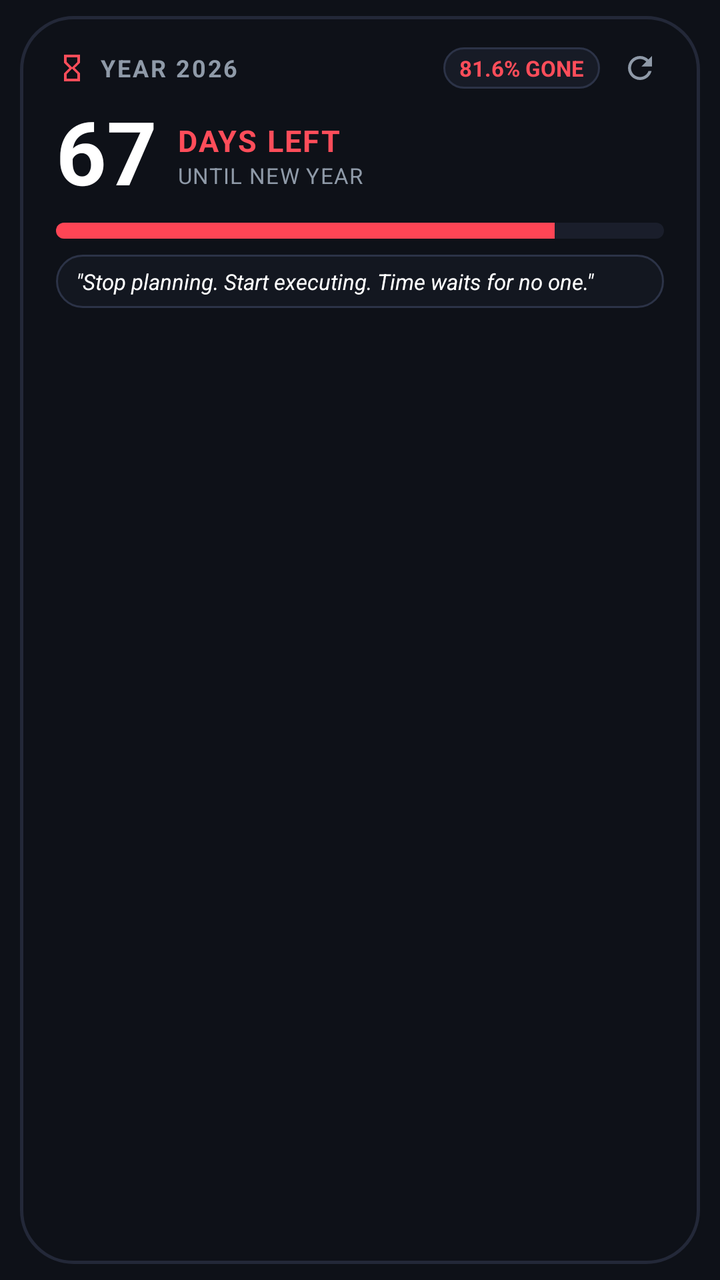
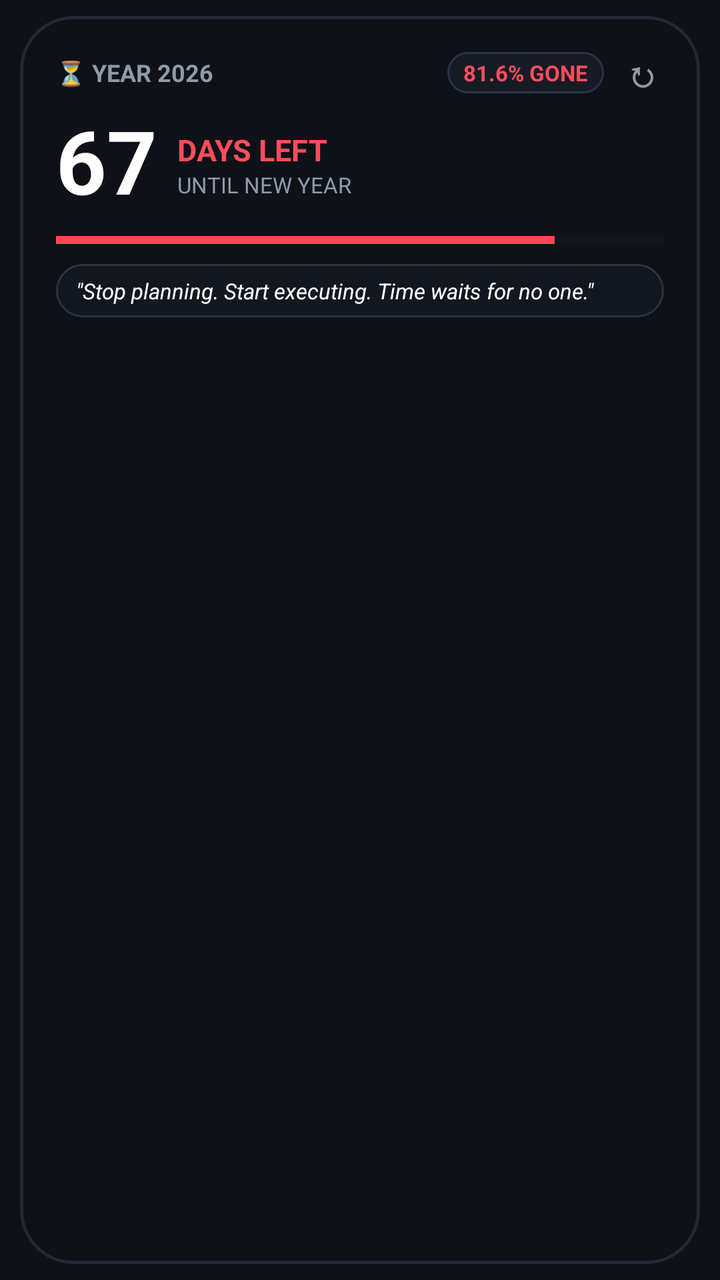

Screens rendered from an Android XML layout before and after an edit, with the pre-edit source and the edit as a unified diff.
<!-- AndroidManifest.xml: application theme Theme.DaysLeftWidget -->
<!-- res/layout/widget_days_left.xml -->
<?xml version="1.0" encoding="utf-8"?>
<FrameLayout xmlns:android="http://schemas.android.com/apk/res/android"
    android:id="@+id/widget_root"
    android:layout_width="match_parent"
    android:layout_height="match_parent"
    android:paddingStart="10dp"
    android:paddingEnd="10dp"
    android:paddingTop="8dp"
    android:paddingBottom="8dp">

    
    <LinearLayout
        android:id="@+id/widget_card"
        android:layout_width="match_parent"
        android:layout_height="match_parent"
        android:background="@drawable/widget_card_bg"
        android:orientation="vertical"
        android:paddingStart="18dp"
        android:paddingEnd="18dp"
        android:paddingTop="14dp"
        android:paddingBottom="14dp">

        
        <LinearLayout
            android:layout_width="match_parent"
            android:layout_height="wrap_content"
            android:gravity="center_vertical"
            android:orientation="horizontal">

            <ImageView
                android:layout_width="16dp"
                android:layout_height="16dp"
                android:src="@drawable/ic_hourglass"
                android:contentDescription="Hourglass" />

            <TextView
                android:id="@+id/tv_year_label"
                android:layout_width="wrap_content"
                android:layout_height="wrap_content"
                android:layout_marginStart="6dp"
                android:text="YEAR 2026"
                android:textColor="@color/text_muted"
                android:textSize="12sp"
                android:textStyle="bold"
                android:letterSpacing="0.08" />

            
            <View
                android:layout_width="0dp"
                android:layout_height="1dp"
                android:layout_weight="1" />

            
            <TextView
                android:id="@+id/tv_percent_badge"
                android:layout_width="wrap_content"
                android:layout_height="wrap_content"
                android:background="@drawable/pill_badge_bg"
                android:paddingStart="8dp"
                android:paddingEnd="8dp"
                android:paddingTop="3dp"
                android:paddingBottom="3dp"
                android:text="81.6% GONE"
                android:textColor="@color/text_accent_alert"
                android:textSize="11sp"
                android:textStyle="bold" />

            <ImageView
                android:id="@+id/btn_refresh"
                android:layout_width="24dp"
                android:layout_height="24dp"
                android:layout_marginStart="8dp"
                android:padding="3dp"
                android:src="@drawable/ic_refresh"
                android:contentDescription="Refresh Quote" />
        </LinearLayout>

        
        <LinearLayout
            android:layout_width="match_parent"
            android:layout_height="wrap_content"
            android:layout_marginTop="6dp"
            android:gravity="center_vertical"
            android:orientation="horizontal">

            <TextView
                android:id="@+id/tv_days_number"
                android:layout_width="wrap_content"
                android:layout_height="wrap_content"
                android:text="67"
                android:textColor="@color/text_title"
                android:textSize="44sp"
                android:textStyle="bold"
                android:includeFontPadding="false" />

            <LinearLayout
                android:layout_width="wrap_content"
                android:layout_height="wrap_content"
                android:layout_marginStart="10dp"
                android:orientation="vertical">

                <TextView
                    android:layout_width="wrap_content"
                    android:layout_height="wrap_content"
                    android:text="DAYS LEFT"
                    android:textColor="@color/text_accent_alert"
                    android:textSize="15sp"
                    android:textStyle="bold"
                    android:letterSpacing="0.05" />

                <TextView
                    android:id="@+id/tv_days_subtext"
                    android:layout_width="wrap_content"
                    android:layout_height="wrap_content"
                    android:text="UNTIL NEW YEAR"
                    android:textColor="@color/text_muted"
                    android:textSize="11sp"
                    android:letterSpacing="0.04" />
            </LinearLayout>
        </LinearLayout>

        
        <ProgressBar
            android:id="@+id/progress_year"
            style="?android:attr/progressBarStyleHorizontal"
            android:layout_width="match_parent"
            android:layout_height="8dp"
            android:layout_marginTop="8dp"
            android:layout_marginBottom="8dp"
            android:max="100"
            android:progress="82"
            android:progressDrawable="@drawable/custom_progress_bar" />

        
        <LinearLayout
            android:id="@+id/quote_container"
            android:layout_width="match_parent"
            android:layout_height="wrap_content"
            android:background="@drawable/quote_bg"
            android:paddingStart="10dp"
            android:paddingEnd="10dp"
            android:paddingTop="6dp"
            android:paddingBottom="6dp">

            <TextView
                android:id="@+id/tv_quote_text"
                android:layout_width="match_parent"
                android:layout_height="wrap_content"
                android:ellipsize="end"
                android:maxLines="2"
                android:text="&quot;Stop planning. Start executing. Time waits for no one.&quot;"
                android:textColor="@color/text_title"
                android:textSize="11sp"
                android:textStyle="italic" />
        </LinearLayout>

    </LinearLayout>
</FrameLayout>
<!-- resources referenced by this layout -->
<resources>
  <color name="text_accent_alert">#FF4D5A</color>
  <color name="text_muted">#8F9AA8</color>
  <color name="text_title">#FFFFFF</color>
  <!-- drawable custom_progress_bar (drawable) -->
  <?xml version="1.0" encoding="utf-8"?>
  <layer-list xmlns:android="http://schemas.android.com/apk/res/android">
      
      <item android:id="@android:id/background">
          <shape android:shape="rectangle">
              <corners android:radius="8dp" />
              <solid android:color="@color/progress_track_bg" />
          </shape>
      </item>
      
      <item android:id="@android:id/progress">
          <clip>
              <shape android:shape="rectangle">
                  <corners android:radius="8dp" />
                  <solid android:color="@color/progress_track_fill" />
              </shape>
          </clip>
      </item>
  </layer-list>
  <!-- drawable ic_hourglass (drawable) -->
  <vector xmlns:android="http://schemas.android.com/apk/res/android"
      android:width="24dp"
      android:height="24dp"
      android:viewportWidth="24"
      android:viewportHeight="24">
      <path
          android:fillColor="#FF4D5A"
          android:pathData="M6,2v6h0.01L6,8.01 10,12l-4,4 0.01,0.01H6V22h12v-5.99h-0.01L18,16l-4,-4 4,-3.99 -0.01,-0.01H18V2H6zM16,16.5V20H8v-3.5l4,-4 4,4zM12,11.5l-4,-4V4h8v3.5l-4,4z"/>
  </vector>
  <!-- drawable ic_refresh (drawable) -->
  <vector xmlns:android="http://schemas.android.com/apk/res/android"
      android:width="20dp"
      android:height="20dp"
      android:viewportWidth="24"
      android:viewportHeight="24">
      <path
          android:fillColor="#8F9AA8"
          android:pathData="M17.65,6.35C16.2,4.9 14.21,4 12,4c-4.42,0 -7.99,3.58 -7.99,8s3.57,8 7.99,8c3.73,0 6.84,-2.55 7.73,-6h-2.08c-0.82,2.33 -3.04,4 -5.65,4 -3.31,0 -6,-2.69 -6,-6s2.69,-6 6,-6c1.66,0 3.14,0.69 4.22,1.78L13,11h7V4l-2.35,2.35z"/>
  </vector>
  <!-- drawable pill_badge_bg (drawable) -->
  <?xml version="1.0" encoding="utf-8"?>
  <shape xmlns:android="http://schemas.android.com/apk/res/android"
      android:shape="rectangle">
      <solid android:color="@color/badge_background" />
      <corners android:radius="12dp" />
      <stroke
          android:width="1dp"
          android:color="@color/badge_border" />
  </shape>
  <!-- drawable quote_bg (drawable) -->
  <?xml version="1.0" encoding="utf-8"?>
  <shape xmlns:android="http://schemas.android.com/apk/res/android"
      android:shape="rectangle">
      <solid android:color="@color/quote_bg" />
      <corners android:radius="14dp" />
      <stroke
          android:width="1dp"
          android:color="@color/badge_border" />
  </shape>
  <!-- drawable widget_card_bg (drawable) -->
  <?xml version="1.0" encoding="utf-8"?>
  <shape xmlns:android="http://schemas.android.com/apk/res/android"
      android:shape="rectangle">
      <solid android:color="@color/widget_card_background" />
      <corners android:radius="26dp" />
      <stroke
          android:width="1.5dp"
          android:color="@color/widget_card_border" />
  </shape>
  <style name="Theme.DaysLeftWidget" parent="Theme.MaterialComponents.DayNight.NoActionBar">
          <item name="colorPrimary">@color/primary_dark</item>
          <item name="colorSecondary">@color/accent_color</item>
          <item name="android:statusBarColor">@color/primary_dark</item>
          <item name="android:windowBackground">@color/primary_dark</item>
      </style>
  <color name="progress_track_bg">#1A1E2B</color>
  <color name="progress_track_fill">#FF4555</color>
  <color name="badge_background">#171B26</color>
  <color name="badge_border">#2C3347</color>
  <color name="quote_bg">#131720</color>
  <color name="widget_card_background">#0E1118</color>
  <color name="widget_card_border">#232838</color>
  <color name="primary_dark">#0E1118</color>
  <color name="accent_color">#FF4D5A</color>
</resources>

<!-- the commit's change to res/layout/widget_days_left.xml (unified diff, before → after) -->
@@ -21,59 +21,57 @@
         android:paddingBottom="14dp">
 
         
-        <LinearLayout
+        <RelativeLayout
             android:layout_width="match_parent"
-            android:layout_height="wrap_content"
-            android:gravity="center_vertical"
-            android:orientation="horizontal">
-
-            <ImageView
-                android:layout_width="16dp"
-                android:layout_height="16dp"
-                android:src="@drawable/ic_hourglass"
-                android:contentDescription="Hourglass" />
+            android:layout_height="wrap_content">
 
             <TextView
                 android:id="@+id/tv_year_label"
                 android:layout_width="wrap_content"
                 android:layout_height="wrap_content"
-                android:layout_marginStart="6dp"
-                android:text="YEAR 2026"
+                android:layout_alignParentStart="true"
+                android:layout_centerVertical="true"
+                android:text="⏳ YEAR 2026"
                 android:textColor="@color/text_muted"
                 android:textSize="12sp"
-                android:textStyle="bold"
-                android:letterSpacing="0.08" />
+                android:textStyle="bold" />
 
-            
-            <View
-                android:layout_width="0dp"
-                android:layout_height="1dp"
-                android:layout_weight="1" />
-
-            
-            <TextView
-                android:id="@+id/tv_percent_badge"
+            <LinearLayout
                 android:layout_width="wrap_content"
                 android:layout_height="wrap_content"
-                android:background="@drawable/pill_badge_bg"
-                android:paddingStart="8dp"
-                android:paddingEnd="8dp"
-                android:paddingTop="3dp"
-                android:paddingBottom="3dp"
-                android:text="81.6% GONE"
-                android:textColor="@color/text_accent_alert"
-                android:textSize="11sp"
-                android:textStyle="bold" />
+                android:layout_alignParentEnd="true"
+                android:layout_centerVertical="true"
+                android:gravity="center_vertical"
+                android:orientation="horizontal">
 
-            <ImageView
-                android:id="@+id/btn_refresh"
-                android:layout_width="24dp"
-                android:layout_height="24dp"
-                android:layout_marginStart="8dp"
-                android:padding="3dp"
-                android:src="@drawable/ic_refresh"
-                android:contentDescription="Refresh Quote" />
-        </LinearLayout>
+                
+                <TextView
+                    android:id="@+id/tv_percent_badge"
+                    android:layout_width="wrap_content"
+                    android:layout_height="wrap_content"
+                    android:background="@drawable/pill_badge_bg"
+                    android:paddingStart="8dp"
+                    android:paddingEnd="8dp"
+                    android:paddingTop="3dp"
+                    android:paddingBottom="3dp"
+                    android:text="81.6% GONE"
+                    android:textColor="@color/text_accent_alert"
+                    android:textSize="11sp"
+                    android:textStyle="bold" />
+
+                
+                <TextView
+                    android:id="@+id/btn_refresh"
+                    android:layout_width="wrap_content"
+                    android:layout_height="wrap_content"
+                    android:layout_marginStart="8dp"
+                    android:padding="2dp"
+                    android:text="↻"
+                    android:textColor="@color/text_muted"
+                    android:textSize="18sp"
+                    android:textStyle="bold" />
+            </LinearLayout>
+        </RelativeLayout>
 
         
         <LinearLayout
@@ -105,8 +103,7 @@
                     android:text="DAYS LEFT"
                     android:textColor="@color/text_accent_alert"
                     android:textSize="15sp"
-                    android:textStyle="bold"
-                    android:letterSpacing="0.05" />
+                    android:textStyle="bold" />
 
                 <TextView
                     android:id="@+id/tv_days_subtext"
@@ -114,22 +111,22 @@
                     android:layout_height="wrap_content"
                     android:text="UNTIL NEW YEAR"
                     android:textColor="@color/text_muted"
-                    android:textSize="11sp"
-                    android:letterSpacing="0.04" />
+                    android:textSize="11sp" />
             </LinearLayout>
         </LinearLayout>
 
         
         <ProgressBar
             android:id="@+id/progress_year"
-            style="?android:attr/progressBarStyleHorizontal"
+            style="@android:style/Widget.Material.ProgressBar.Horizontal"
             android:layout_width="match_parent"
             android:layout_height="8dp"
             android:layout_marginTop="8dp"
             android:layout_marginBottom="8dp"
+            android:progressTint="@color/progress_track_fill"
+            android:progressBackgroundTint="@color/progress_track_bg"
             android:max="100"
-            android:progress="82"
-            android:progressDrawable="@drawable/custom_progress_bar" />
+            android:progress="82" />
 
         
         <LinearLayout
<!-- resource entries referenced after the edit -->
@@ -3,46 +3,6 @@
   <color name="text_accent_alert">#FF4D5A</color>
   <color name="text_muted">#8F9AA8</color>
   <color name="text_title">#FFFFFF</color>
-  <!-- drawable custom_progress_bar (drawable) -->
-  <?xml version="1.0" encoding="utf-8"?>
-  <layer-list xmlns:android="http://schemas.android.com/apk/res/android">
-      
-      <item android:id="@android:id/background">
-          <shape android:shape="rectangle">
-              <corners android:radius="8dp" />
-              <solid android:color="@color/progress_track_bg" />
-          </shape>
-      </item>
-      
-      <item android:id="@android:id/progress">
-          <clip>
-              <shape android:shape="rectangle">
-                  <corners android:radius="8dp" />
-                  <solid android:color="@color/progress_track_fill" />
-              </shape>
-          </clip>
-      </item>
-  </layer-list>
-  <!-- drawable ic_hourglass (drawable) -->
-  <vector xmlns:android="http://schemas.android.com/apk/res/android"
-      android:width="24dp"
-      android:height="24dp"
-      android:viewportWidth="24"
-      android:viewportHeight="24">
-      <path
-          android:fillColor="#FF4D5A"
-          android:pathData="M6,2v6h0.01L6,8.01 10,12l-4,4 0.01,0.01H6V22h12v-5.99h-0.01L18,16l-4,-4 4,-3.99 -0.01,-0.01H18V2H6zM16,16.5V20H8v-3.5l4,-4 4,4zM12,11.5l-4,-4V4h8v3.5l-4,4z"/>
-  </vector>
-  <!-- drawable ic_refresh (drawable) -->
-  <vector xmlns:android="http://schemas.android.com/apk/res/android"
-      android:width="20dp"
-      android:height="20dp"
-      android:viewportWidth="24"
-      android:viewportHeight="24">
-      <path
-          android:fillColor="#8F9AA8"
-          android:pathData="M17.65,6.35C16.2,4.9 14.21,4 12,4c-4.42,0 -7.99,3.58 -7.99,8s3.57,8 7.99,8c3.73,0 6.84,-2.55 7.73,-6h-2.08c-0.82,2.33 -3.04,4 -5.65,4 -3.31,0 -6,-2.69 -6,-6s2.69,-6 6,-6c1.66,0 3.14,0.69 4.22,1.78L13,11h7V4l-2.35,2.35z"/>
-  </vector>
   <!-- drawable pill_badge_bg (drawable) -->
   <?xml version="1.0" encoding="utf-8"?>
   <shape xmlns:android="http://schemas.android.com/apk/res/android"
